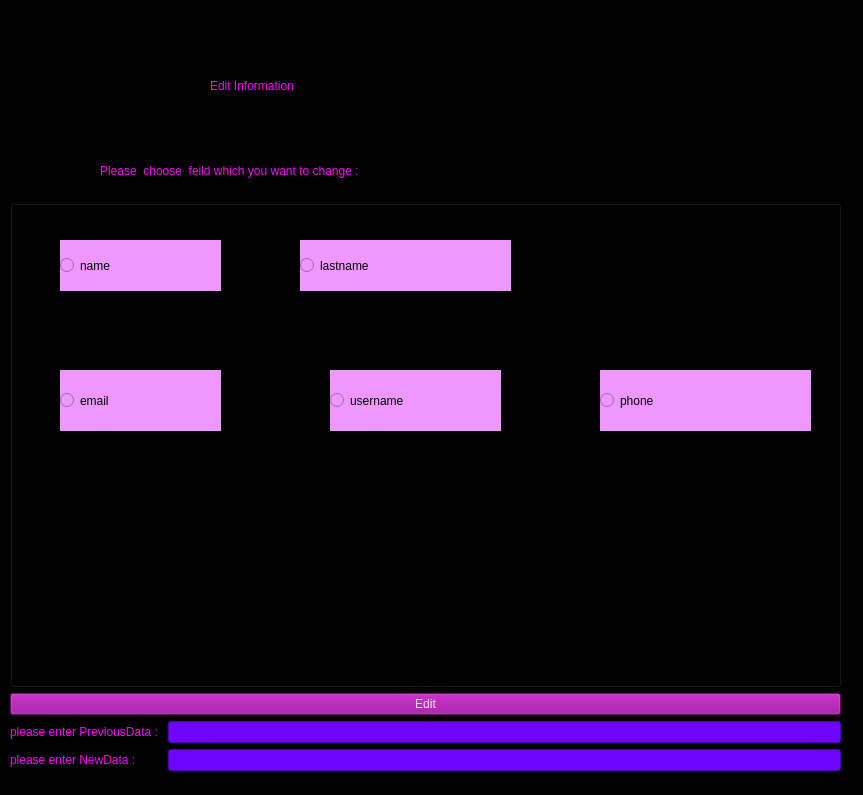
Before: the Qt Designer form APFinalProject_client/edit_info.ui in nikamsv84/APFinalProject, drawn with Qt 5.
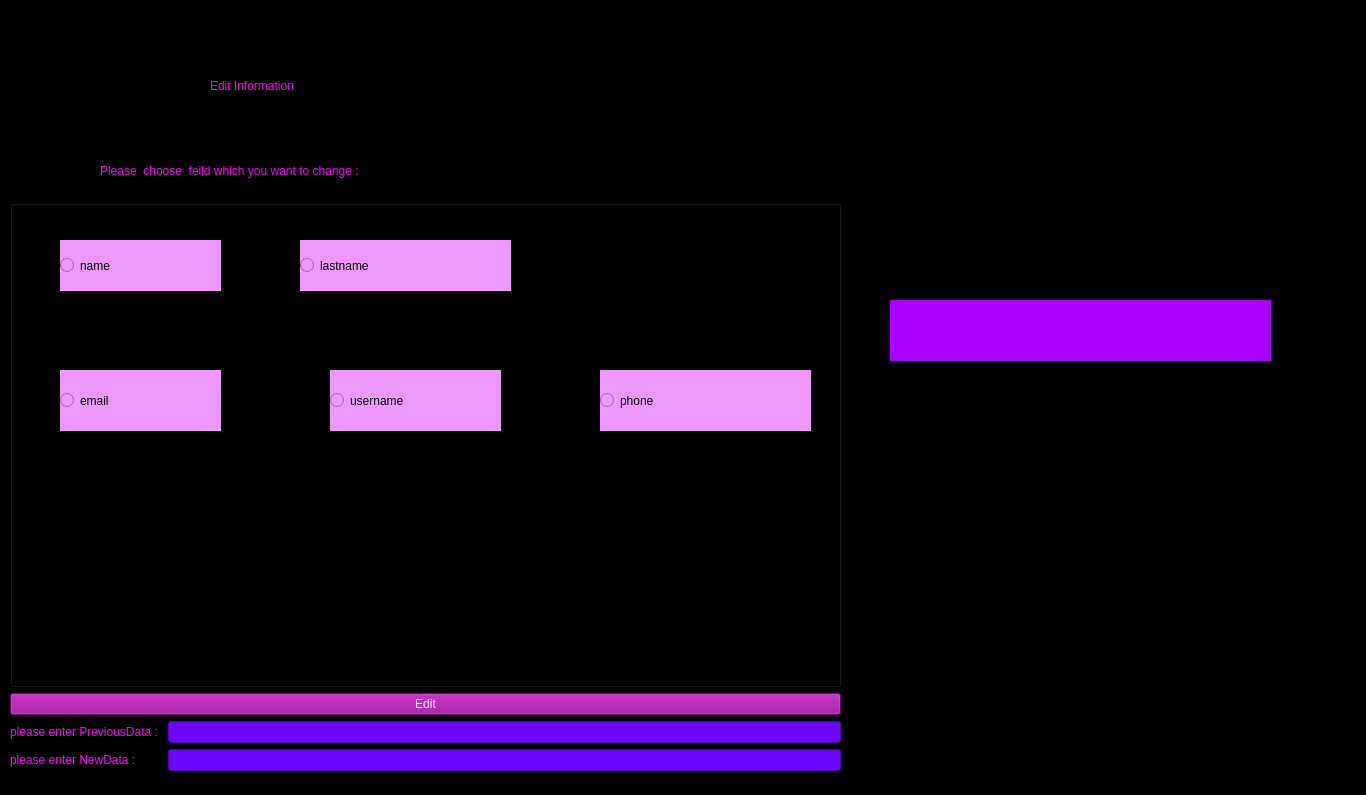
After: the same form once the commit is applied.

Diff of the .ui file:
```diff
--- a/APFinalProject_client/edit_info.ui
+++ b/APFinalProject_client/edit_info.ui
@@ -6,7 +6,7 @@
    <rect>
     <x>0</x>
     <y>0</y>
-    <width>863</width>
+    <width>1366</width>
     <height>795</height>
    </rect>
   </property>
@@ -247,6 +247,26 @@
     </item>
    </layout>
   </widget>
+  <widget class="QLabel" name="status">
+   <property name="geometry">
+    <rect>
+     <x>890</x>
+     <y>300</y>
+     <width>381</width>
+     <height>61</height>
+    </rect>
+   </property>
+   <property name="styleSheet">
+    <string notr="true">QLabel{
+	color: rgb(255, 255, 255);
+	font: 700 25pt &quot;Script MT&quot;;
+	background-color: rgb(170, 0, 255);
+}</string>
+   </property>
+   <property name="text">
+    <string/>
+   </property>
+  </widget>
  </widget>
  <resources/>
  <connections/>
```
